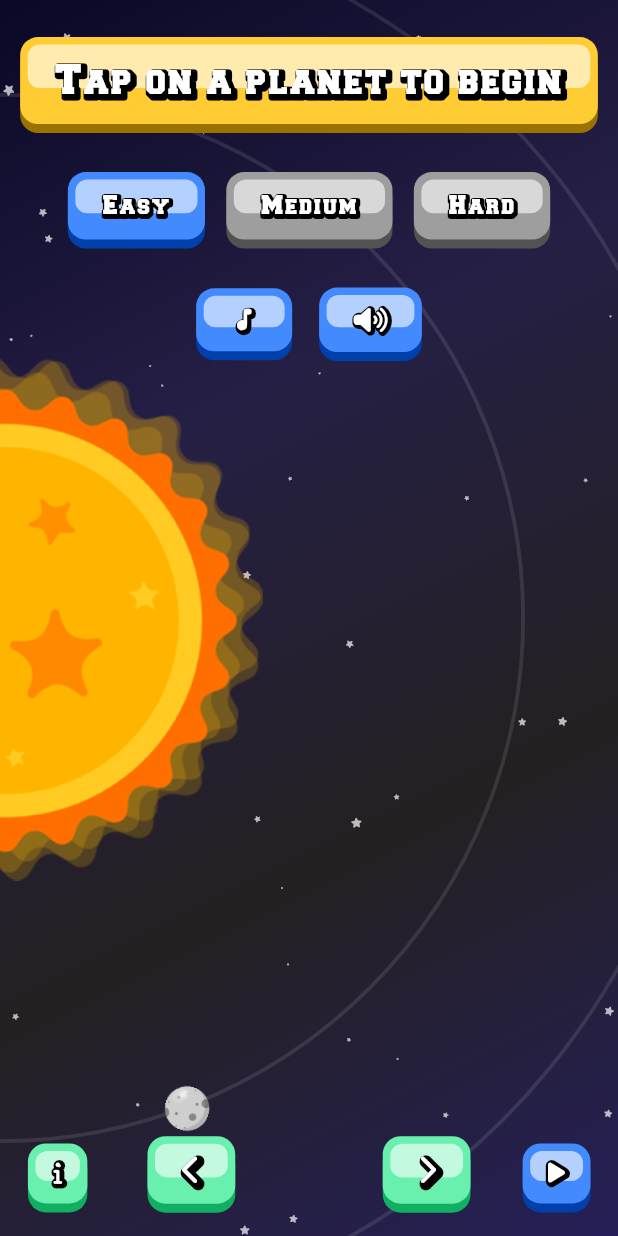
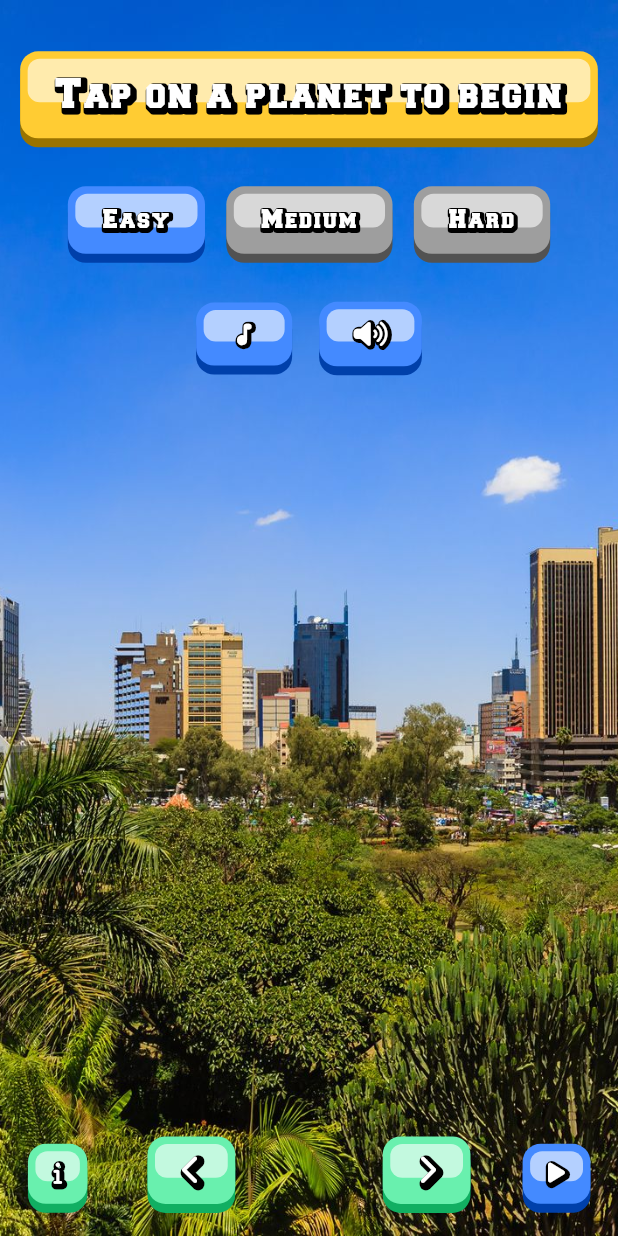
Before and after one commit to SiroDaves/Tupange, a Flutter app: the screen it shows after launch, on a phone screen of 412 x 824 dp. Run offline on Flutter 3.47's test engine with Material 3 defaults, Android fonts, the phone set to English and light mode, and no system bars; our stand-ins replace animated_text_kit, audioplayers, bloc, equatable, flutter_bloc, font_awesome_flutter and 6 more; missing offline and left inert: universal_html; generated files the repository leaves out were written again; project files that could hold a hidden picture were left out.

Commit message:
home changes

```diff
--- a/lib/core/resource/app_assets.dart
+++ b/lib/core/resource/app_assets.dart
@@ -29,6 +29,7 @@ abstract class AppAssets {
 
   // loading screen images
   static const planetsImage = '$_imageBase/planets.png';
+  static const nairobiImg = '$_imageBase/nairobi.jpg';
 
   // dashboard images
   static const sunImage = '$_imageBase/sun.png';
--- a/lib/presentation/screens/home/home_screen.dart
+++ b/lib/presentation/screens/home/home_screen.dart
@@ -4,15 +4,14 @@ import 'package:flutter_bloc/flutter_bloc.dart';
 import '../../../core/audio/cubit/audio_player_cubit.dart';
 import '../../../core/layout/utils/app_breakpoints.dart';
 import '../../../core/layout/utils/responsive_layout_builder.dart';
+import '../../../core/resource/app_assets.dart';
 import '../../../core/utils/constants/app_constants.dart';
 import '../../blocs/home/home_bloc.dart';
 import '../../cubits/dashboard/level_selection/level_selection_cubit.dart';
 import '../../cubits/dashboard/planet_orbital/planet_orbital_animation_cubit.dart';
 import '../../cubits/dashboard/planet_selection/planet_selection_cubit.dart';
 import '../../cubits/dashboard/planet_selection/planet_selection_helper_cubit.dart';
-import '../../widgets/background/background.dart';
 import '../../widgets/controls/audio_control.dart';
-import '../../widgets/keyboard_handlers/dashboard_keyboard_handler.dart';
 import 'views/home_views.dart';
 import 'widgets/header_widget.dart';
 
@@ -43,7 +42,18 @@ class HomeScreen extends StatelessWidget {
           ),
         ),
       ],
-      child: const HomeView(),
+      child: Scaffold(
+        body: Container(
+          decoration: BoxDecoration(
+            image: DecorationImage(
+              image: AssetImage(AppAssets.nairobiImg),
+              fit: BoxFit.cover,
+            ),
+          ),
+          padding: EdgeInsets.only(top: 10),
+          child: HomeView(),
+        ),
+      ),
     );
   }
 }
@@ -90,22 +100,17 @@ class HomeViewState extends State<HomeView>
       return const SizedBox.shrink();
     }
 
-    return HomeKeyboardHandler(
-      orbits: (state as HomeReady).orbits,
-      child: Background(
-        child: SizedBox.fromSize(
+    return SizedBox.fromSize(
       size: size,
       child: Stack(
         children: [
           ResponsiveLayoutBuilder(
             small: (_, Widget? child) => HomePageSmall(child: child!),
-                medium: (_, Widget? child) =>
-                    HomePageMedium(child: child!),
+            medium: (_, Widget? child) => HomePageMedium(child: child!),
             large: (_, Widget? child) => child!,
-                child: (_) => HomePageLarge(state: state),
+            child: (_) => HomePageLarge(state: state as HomeReady),
           ),
           const HeaderWidget(),
-
           ResponsiveLayoutBuilder(
             small: (_, __) => const SizedBox.shrink(),
             medium: (_, __) => const SizedBox.shrink(),
@@ -114,7 +119,6 @@ class HomeViewState extends State<HomeView>
               child: AudioControl(),
             ),
           ),
-
           const Align(
             alignment: AppConstants.kFOBottomRight,
             child: PlanetAnimationToggleButton(),
@@ -135,8 +139,6 @@ class HomeViewState extends State<HomeView>
           ),
         ],
       ),
-        ),
-      ),
     );
   }
 }
--- a/lib/presentation/screens/home/views/home_views.dart
+++ b/lib/presentation/screens/home/views/home_views.dart
@@ -13,7 +13,6 @@ import '../../../widgets/stylized_button.dart';
 import '../../../widgets/stylized_container.dart';
 import '../../../widgets/stylized_icon.dart';
 import '../widgets/scroll_buttons.dart';
-import '../widgets/sun_widget.dart';
 
 class InfoButton extends StatelessWidget {
   const InfoButton({super.key});
@@ -175,9 +174,9 @@ class HomePageLarge extends StatelessWidget {
     return Stack(
       alignment: Alignment.center,
       children: [
-        const SunWidget(key: Key('Sun')),
-        ...state.orbits.map<Widget>((orbit) => orbit.widget).toList(),
-        ...(state).orbits.map<Widget>((orbit) => orbit.planet.widget).toList(),
+        //const SunWidget(key: Key('Sun')),
+        //...state.orbits.map<Widget>((orbit) => orbit.widget).toList(),
+        //...(state).orbits.map<Widget>((orbit) => orbit.planet.widget).toList(),
       ],
     );
   }
```
Also changed, not shown: assets/images/nairobi.jpg (added), lib/presentation/widgets/keyboard_handlers/home_keyboard_handler.dart (renamed from lib/presentation/widgets/keyboard_handlers/dashboard_keyboard_handler.dart). Lines whose indentation alone changed are shown as unchanged.
